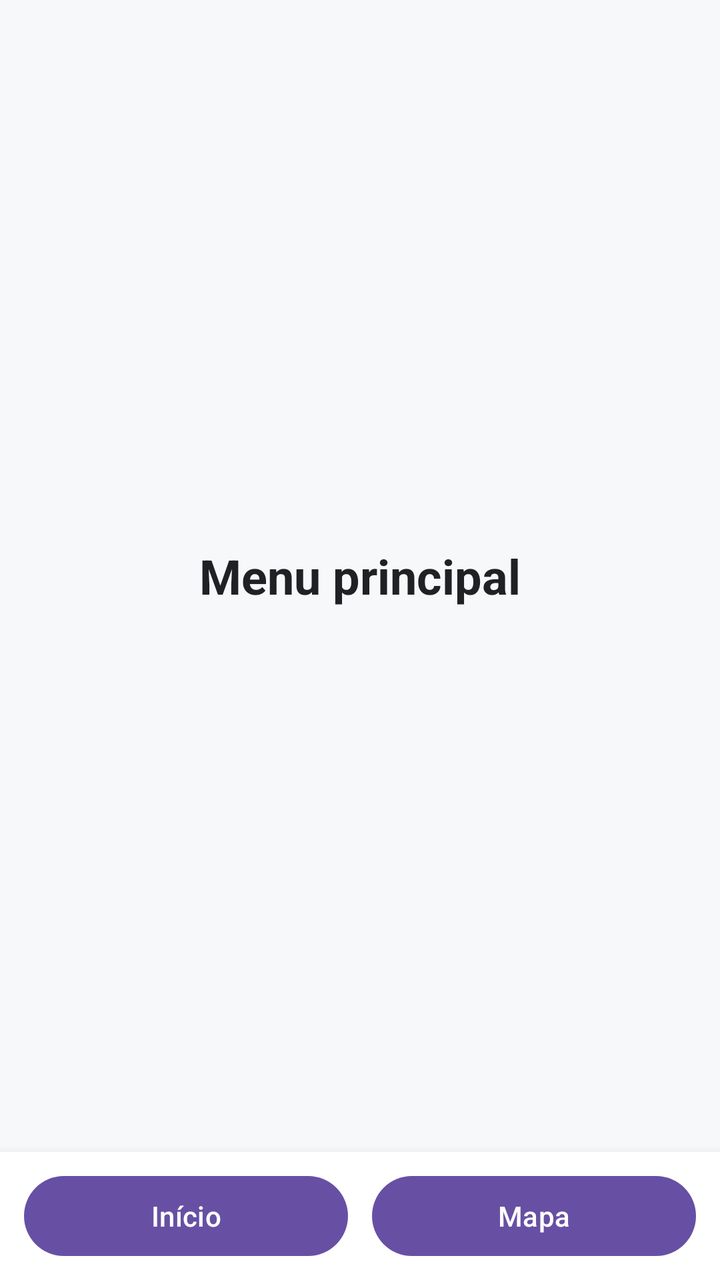
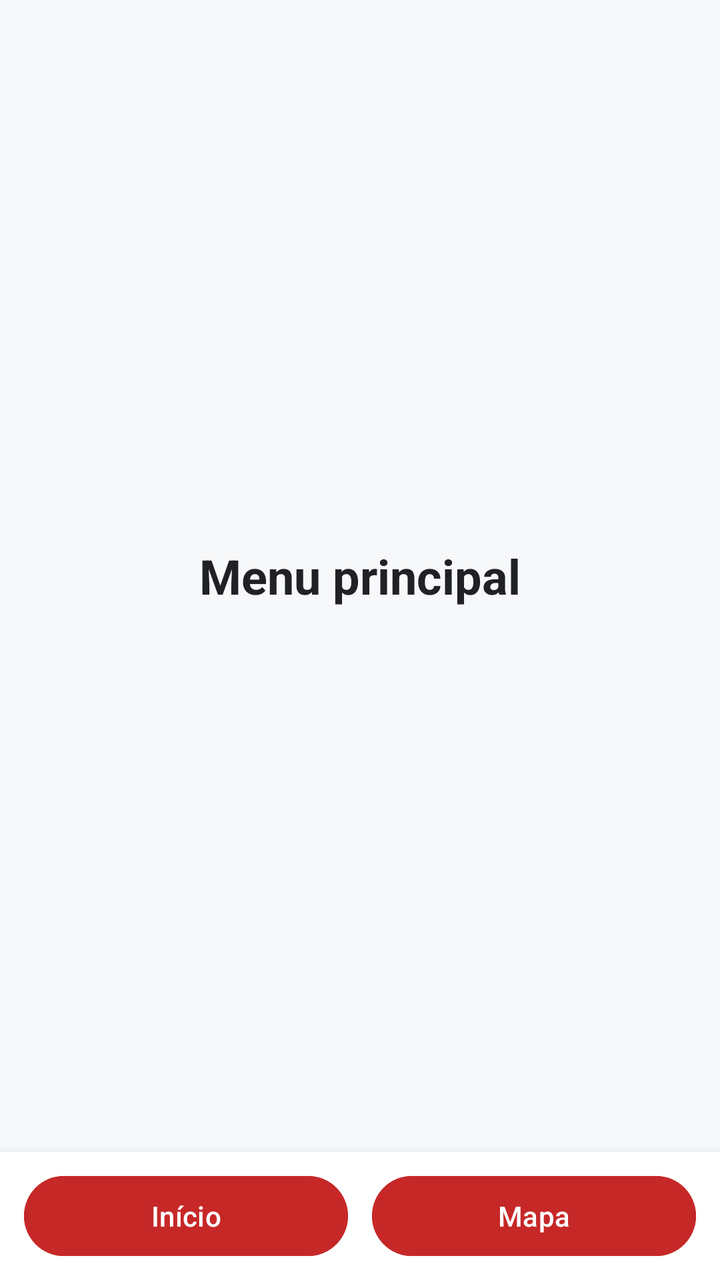

Before-and-after screenshots of an Android layout around one commit, followed by the original layout XML and the change that was made.
<!-- AndroidManifest.xml: application theme Theme.MapaISEP -->
<!-- res/layout/menu_principal.xml -->
<?xml version="1.0" encoding="utf-8"?>
<LinearLayout
    xmlns:android="http://schemas.android.com/apk/res/android"
    android:layout_width="match_parent"
    android:layout_height="match_parent"
    android:orientation="vertical"
    android:background="#F7F8FA">

    
    <FrameLayout
        android:layout_width="match_parent"
        android:layout_height="0dp"
        android:layout_weight="1">

        
        <LinearLayout
            android:id="@+id/paginaInicio"
            android:layout_width="match_parent"
            android:layout_height="match_parent"
            android:orientation="vertical"
            android:gravity="center">

            <TextView
                android:layout_width="wrap_content"
                android:layout_height="wrap_content"
                android:text="Menu principal"
                android:textSize="24sp"
                android:textStyle="bold"
                android:textColor="#202124" />

        </LinearLayout>

        
        <FrameLayout
            android:id="@+id/paginaMapa"
            android:layout_width="match_parent"
            android:layout_height="match_parent"
            android:visibility="gone">

            <TextView
                android:layout_width="match_parent"
                android:layout_height="match_parent"
                android:gravity="center"
                android:text="O mapa aparecerá aqui"
                android:textSize="18sp"
                android:textColor="#202124" />

        </FrameLayout>

    </FrameLayout>

    
    <LinearLayout
        android:layout_width="match_parent"
        android:layout_height="64dp"
        android:orientation="horizontal"
        android:gravity="center_vertical"
        android:background="#FFFFFF"
        android:elevation="8dp"
        android:paddingHorizontal="12dp">

        <Button
            android:id="@+id/btnInicio"
            android:layout_width="0dp"
            android:layout_height="wrap_content"
            android:layout_weight="1"
            android:text="Início"
            android:textAllCaps="false" />

        <Button
            android:id="@+id/btnMapa"
            android:layout_width="0dp"
            android:layout_height="wrap_content"
            android:layout_weight="1"
            android:layout_marginStart="12dp"
            android:text="Mapa"
            android:textAllCaps="false" />

    </LinearLayout>

</LinearLayout>
<!-- resources referenced by this layout -->
<resources>
  <style name="Theme.MapaISEP" parent="Base.Theme.MapaISEP" />
  <style name="Base.Theme.MapaISEP" parent="Theme.Material3.DayNight.NoActionBar">
          
          
      </style>
</resources>

<!-- the commit's change to res/layout/menu_principal.xml (unified diff, before → after) -->
@@ -37,13 +37,10 @@
             android:layout_height="match_parent"
             android:visibility="gone">
 
-            <TextView
+            <WebView
+                android:id="@+id/mapaWebView"
                 android:layout_width="match_parent"
-                android:layout_height="match_parent"
-                android:gravity="center"
-                android:text="O mapa aparecerá aqui"
-                android:textSize="18sp"
-                android:textColor="#202124" />
+                android:layout_height="match_parent" />
 
         </FrameLayout>
 
@@ -65,7 +62,9 @@
             android:layout_height="wrap_content"
             android:layout_weight="1"
             android:text="Início"
-            android:textAllCaps="false" />
+            android:textAllCaps="false"
+            android:backgroundTint="#C62828"
+            android:textColor="#FFFFFF" />
 
         <Button
             android:id="@+id/btnMapa"
@@ -74,7 +73,9 @@
             android:layout_weight="1"
             android:layout_marginStart="12dp"
             android:text="Mapa"
-            android:textAllCaps="false" />
+            android:textAllCaps="false"
+            android:backgroundTint="#C62828"
+            android:textColor="#FFFFFF" />
 
     </LinearLayout>
 
